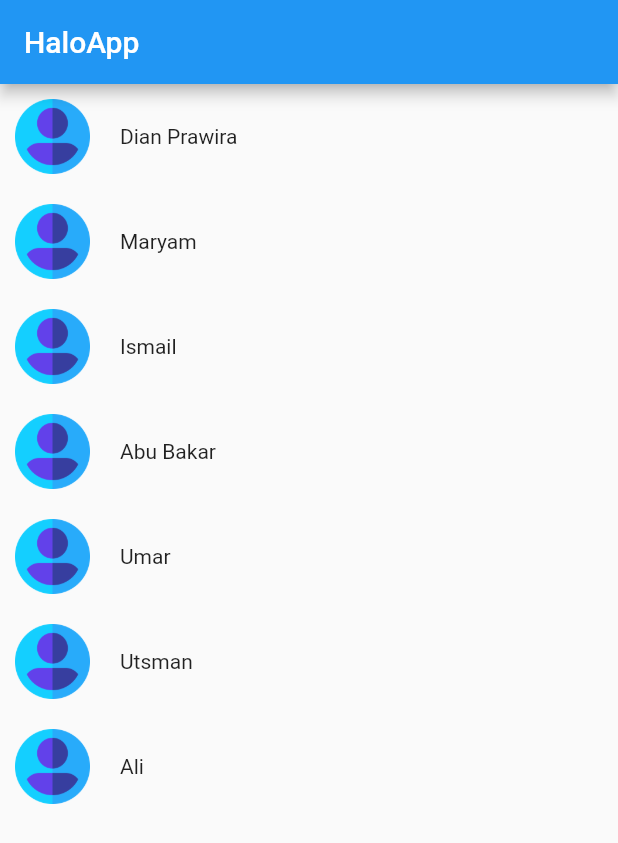
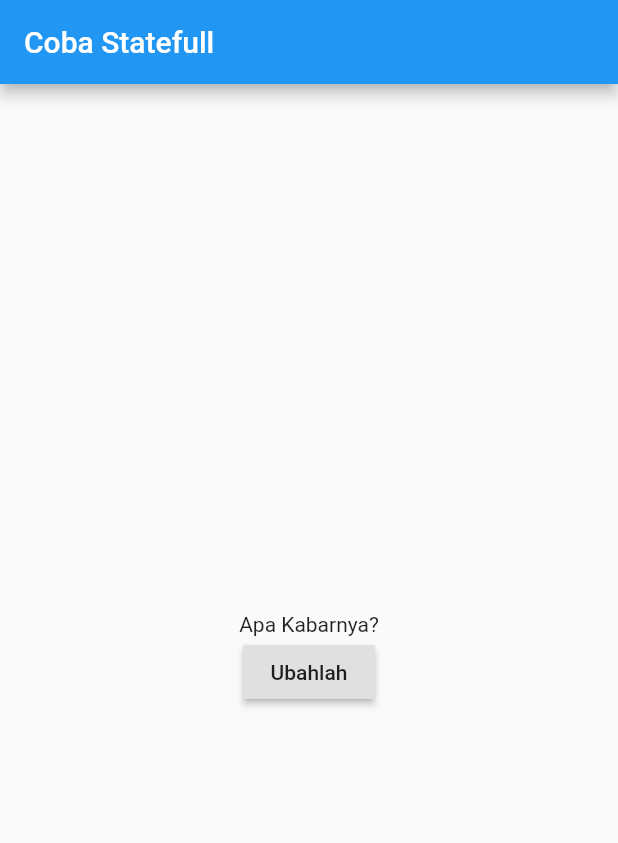
Before and after one commit to abumaryam/halo-app-flutter, a Flutter app: the screen it shows after launch, on a phone screen of 412 x 824 dp. Shown: the top 843 px of the screen. Run offline on Flutter 3.47's test engine with Material 2 defaults, Android fonts, the phone set to English and light mode, and no system bars.

```diff
--- a/lib/components/item_kontak.dart
+++ /dev/null
@@ -1,27 +0,0 @@
-import 'package:flutter/material.dart';
-
-class ItemKontak extends StatelessWidget {
-  final String namaOrang;
-
-  const ItemKontak(this.namaOrang);
-
-  @override
-  Widget build(BuildContext context) {
-    return Container(
-      padding: EdgeInsets.all(10),
-      child: Row(
-        children: <Widget>[
-          Container(
-            padding: EdgeInsets.only(right: 20),
-            child: Image(
-              image: AssetImage('assets/images/user.png'),
-              width: 50,
-              height: 50,
-            ),
-          ),
-          Text(namaOrang),
-        ],
-      ),
-    );
-  }
-}
--- a/lib/main.dart
+++ b/lib/main.dart
@@ -1,6 +1,6 @@
 import 'package:flutter/material.dart';
-import 'ui/haloapp.dart';
+import 'ui/halo_state.dart';
 
 void main() {
-  runApp(HaloApp());
+  runApp(HaloState());
 }
--- /dev/null
+++ b/lib/ui/halo_state.dart
@@ -0,0 +1,40 @@
+import "dart:developer";
+import 'package:flutter/material.dart';
+
+class HaloState extends StatefulWidget {
+  @override
+  _HaloStateState createState() => _HaloStateState();
+}
+
+class _HaloStateState extends State<HaloState> {
+  var sapa = "Apa Kabarnya?";
+
+  void perubahan() {
+    log('tombol ditekan');
+    setState(() {
+      this.sapa = this.sapa + "Kerja ";
+    });
+  }
+
+  @override
+  Widget build(BuildContext context) {
+    return MaterialApp(
+      title: "Percobaan State",
+      home: Scaffold(
+        appBar: AppBar(title: Text('Coba Statefull')),
+        body: Center(
+          child: Column(
+            mainAxisAlignment: MainAxisAlignment.center,
+            children: <Widget>[
+              Text(sapa),
+              RaisedButton(
+                onPressed: perubahan,
+                child: Text('Ubahlah'),
+              )
+            ],
+          ),
+        ),
+      ),
+    );
+  }
+}
--- a/lib/ui/haloapp.dart
+++ b/lib/ui/haloapp.dart
@@ -8,17 +8,7 @@ class HaloApp extends StatelessWidget {
       title: "Pertama",
       home: Scaffold(
         appBar: AppBar(title: Text('HaloApp')),
-        body: Column(
-          children: <Widget>[
-            ItemKontak('Dian Prawira'),
-            ItemKontak('Maryam'),
-            ItemKontak('Ismail'),
-            ItemKontak('Abu Bakar'),
-            ItemKontak('Umar'),
-            ItemKontak('Utsman'),
-            ItemKontak('Ali'),
-          ],
-        ),
+        body: Text('Halo Semuanya'),
       ),
     );
   }
```
